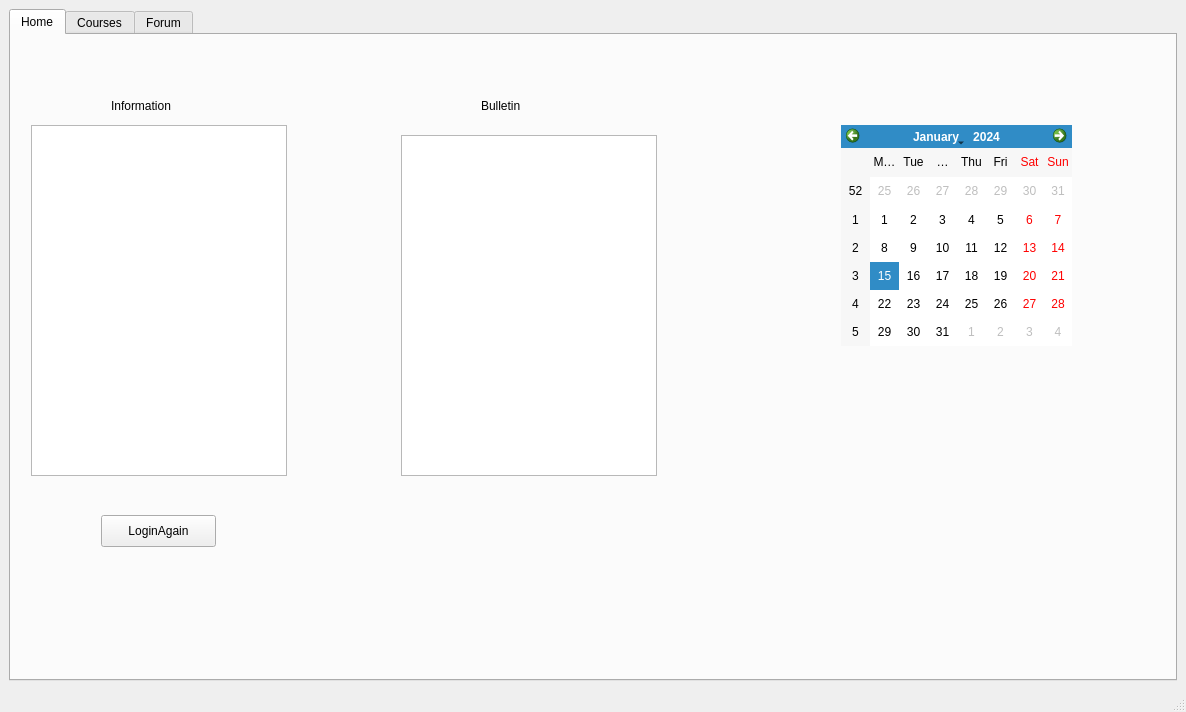
The window that Jobs-of-SoftwareEngineer/Codeing/Scut/student.ui (CSLP/CPP) describes before a commit, drawn with Qt 5.
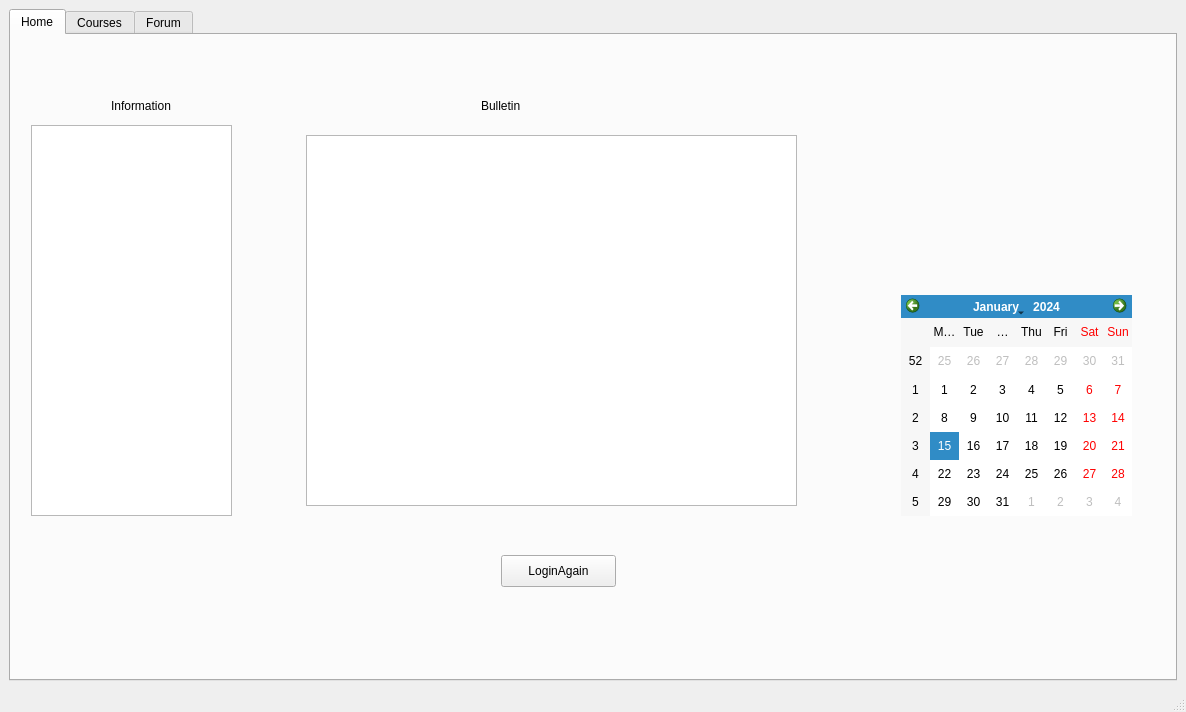
The same window after the commit. The open tabs and pages were chosen to show the change. Icons and pictures are not drawn.

```diff
--- a/Jobs-of-SoftwareEngineer/Codeing/Scut/student.ui
+++ b/Jobs-of-SoftwareEngineer/Codeing/Scut/student.ui
@@ -39,8 +39,8 @@
        <widget class="QPushButton" name="loginAgainPushButton">
         <property name="geometry">
          <rect>
-          <x>90</x>
-          <y>480</y>
+          <x>490</x>
+          <y>520</y>
           <width>115</width>
           <height>32</height>
          </rect>
@@ -73,8 +73,8 @@
        <widget class="QCalendarWidget" name="calendarWidget">
         <property name="geometry">
          <rect>
-          <x>830</x>
-          <y>90</y>
+          <x>890</x>
+          <y>260</y>
           <width>231</width>
           <height>221</height>
          </rect>
@@ -111,18 +111,18 @@
          <rect>
           <x>20</x>
           <y>90</y>
-          <width>256</width>
-          <height>351</height>
+          <width>201</width>
+          <height>391</height>
          </rect>
         </property>
        </widget>
        <widget class="QListWidget" name="listWidget_2">
         <property name="geometry">
          <rect>
-          <x>390</x>
+          <x>295</x>
           <y>100</y>
-          <width>256</width>
-          <height>341</height>
+          <width>491</width>
+          <height>371</height>
          </rect>
         </property>
        </widget>
```
Left out of the diff: 8 changed lines with no effect on the pictures.
